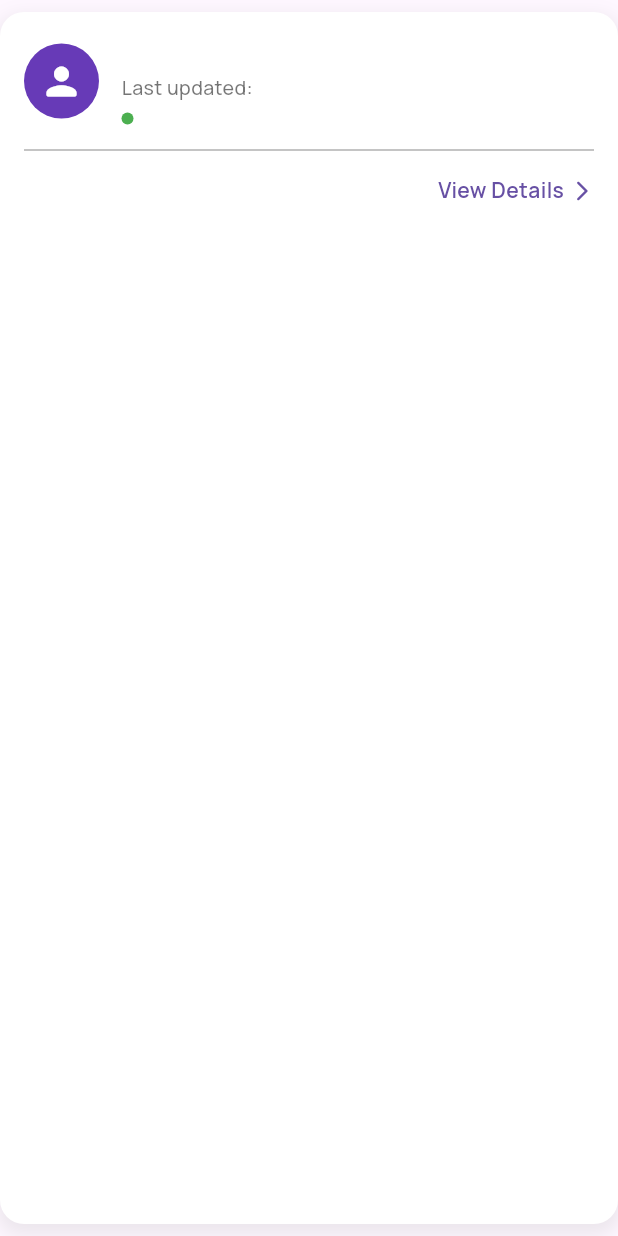
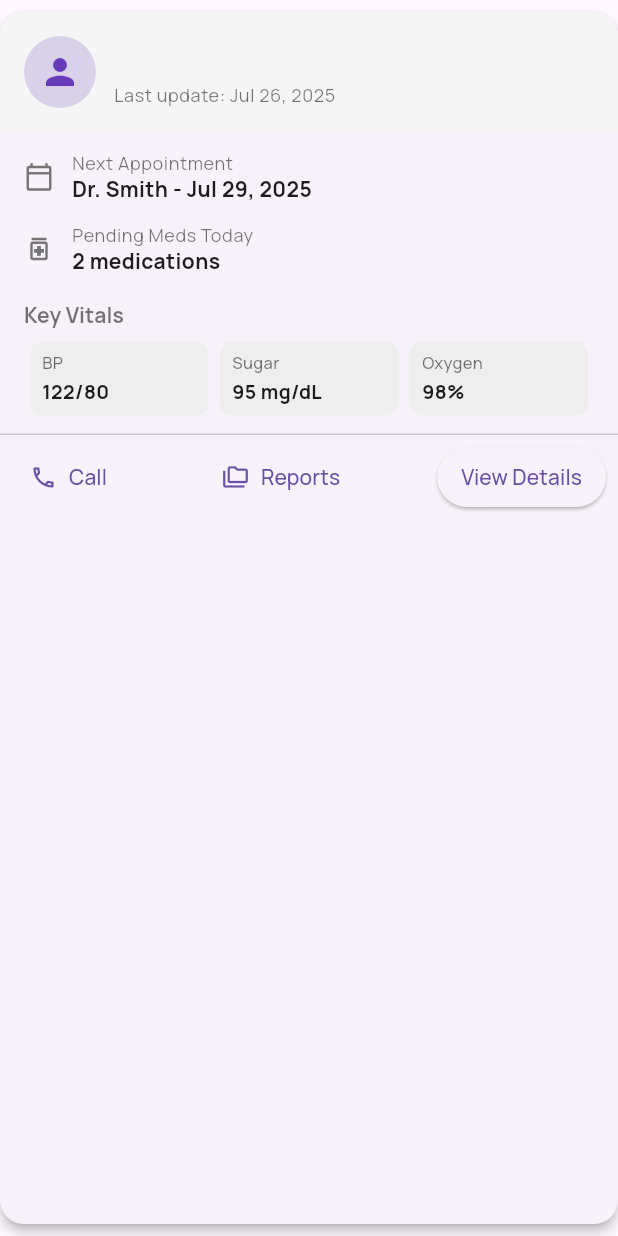
Before and after one commit to g-charan/Medical_Assistant_App, a Flutter app: the FamilyCard widget shown alone on an empty page, opened directly with empty values, on a phone screen of 412 x 824 dp. Run offline on Flutter 3.47's test engine with Material 3 defaults, Android fonts, the phone set to English and light mode, and no system bars; our stand-ins replace dio, flutter_riverpod, flutter_spinkit, flutter_staggered_animations, go_router, pull_to_refresh_flutter3 and 2 more; accounts and stored records are empty; generated files the repository leaves out were written again; network calls fail.

Commit message:
Adds family members feature
Implements the ability to retrieve and display a list of family members.

This includes creating data models, providers, services, and UI components to fetch and present the family data.

The feature enables users to view their family relationships and associated details.

```diff
--- /dev/null
+++ b/app/lib/data/models/family.models.dart
@@ -0,0 +1,75 @@
+// To parse this JSON data, do
+//
+//     final family = familyFromJson(jsonString);
+
+import 'dart:convert';
+
+List<Family> familyFromJson(String str) =>
+    List<Family>.from(json.decode(str).map((x) => Family.fromJson(x)));
+
+String familyToJson(List<Family> data) =>
+    json.encode(List<dynamic>.from(data.map((x) => x.toJson())));
+
+class Family {
+  String relationshipId;
+  String relation;
+  String permission;
+  RelatedUser relatedUser;
+
+  Family({
+    required this.relationshipId,
+    required this.relation,
+    required this.permission,
+    required this.relatedUser,
+  });
+
+  factory Family.fromJson(Map<String, dynamic> json) => Family(
+    relationshipId: json["relationship_id"],
+    relation: json["relation"],
+    permission: json["permission"],
+    relatedUser: RelatedUser.fromJson(json["related_user"]),
+  );
+
+  Map<String, dynamic> toJson() => {
+    "relationship_id": relationshipId,
+    "relation": relation,
+    "permission": permission,
+    "related_user": relatedUser.toJson(),
+  };
+}
+
+class RelatedUser {
+  String? name;
+  dynamic phone;
+  dynamic gender;
+  dynamic dateOfBirth;
+  String id;
+  DateTime updatedAt;
+
+  RelatedUser({
+    required this.name,
+    required this.phone,
+    required this.gender,
+    required this.dateOfBirth,
+    required this.id,
+    required this.updatedAt,
+  });
+
+  factory RelatedUser.fromJson(Map<String, dynamic> json) => RelatedUser(
+    name: json["name"],
+    phone: json["phone"],
+    gender: json["gender"],
+    dateOfBirth: json["date_of_birth"],
+    id: json["id"],
+    updatedAt: DateTime.parse(json["updated_at"]),
+  );
+
+  Map<String, dynamic> toJson() => {
+    "name": name,
+    "phone": phone,
+    "gender": gender,
+    "date_of_birth": dateOfBirth,
+    "id": id,
+    "updated_at": updatedAt.toIso8601String(),
+  };
+}
--- /dev/null
+++ b/app/lib/data/presentation/providers/family.providers.dart
@@ -0,0 +1,22 @@
+import 'package:app/data/presentation/providers/dio.provider.dart';
+import 'package:app/data/models/family.models.dart';
+import 'package:app/data/services/family.services.dart';
+
+import 'package:flutter_riverpod/flutter_riverpod.dart' hide Family;
+
+// 1. Provider for the Dio instance (optional, but good for testing and global config)
+
+// 2. Provider for your RemoteServiceMedicines instance
+// It depends on dioProvider, so Riverpod manages the creation order.
+final remoteServiceFamilyProvider = Provider<RemoteFamilyService>((ref) {
+  final dioInstance = ref.watch(authenticatedDioProvider);
+  return RemoteFamilyService(dio: dioInstance); // Pass it to your service
+});
+
+// 3. FutureProvider for fetching the Welcome data
+// It depends on remoteServiceMedicinesProvider to get the service instance.
+final familyDataProvider = FutureProvider<List<Family>>((ref) async {
+  await Future.delayed(const Duration(seconds: 2));
+  final service = ref.watch(remoteServiceFamilyProvider);
+  return await service.getFamily(); // getWelcomeData returns Future<Welcome>
+});
--- a/app/lib/data/presentation/screens/family_screen.dart
+++ b/app/lib/data/presentation/screens/family_screen.dart
@@ -1,89 +1,65 @@
-import 'package:app/data/models/family_member.dart';
+import 'package:app/data/presentation/providers/family.providers.dart';
+// Import your provider
 import 'package:app/data/presentation/widgets/family/family_card.dart';
 import 'package:flutter/material.dart';
-import 'package:flutter_staggered_animations/flutter_staggered_animations.dart'; // Import this
+import 'package:flutter_riverpod/flutter_riverpod.dart'; // Import Riverpod
+import 'package:flutter_staggered_animations/flutter_staggered_animations.dart';
 
-class FamilyScreen extends StatelessWidget {
-  final List<FamilyMember> familyMembers = const [
-    FamilyMember(
-      id: 'charan',
-      name: "Charan Gutti",
-      lastUpdate: "28/09/2024",
-      status: "All done for today",
-      statusColor: Colors.green,
-      iconBackgroundColor: Colors.deepPurple,
-    ),
-    FamilyMember(
-      id: 'mom',
-      name: "Mom",
-      lastUpdate: "28/09/2024",
-      status: "Needs attention",
-      statusColor: Colors.red,
-      iconData: Icons.woman_rounded,
-      iconBackgroundColor: Colors.pink,
-    ),
-    FamilyMember(
-      id: 'dad',
-      name: "Dad",
-      lastUpdate: "27/09/2024",
-      status: "All good",
-      statusColor: Colors.green,
-      iconData: Icons.man_rounded,
-      iconBackgroundColor: Colors.blue,
-    ),
-    FamilyMember(
-      id: 'child',
-      name: "Child",
-      lastUpdate: "28/09/2024",
-      status: "Medication due soon",
-      statusColor: Colors.orange,
-      iconData: Icons.child_care_rounded,
-      iconBackgroundColor: Colors.teal,
-    ),
-  ];
-
-  const FamilyScreen({super.key}); // Added const constructor
+// UPDATED: Converted to a ConsumerWidget to use Riverpod
+class FamilyScreen extends ConsumerWidget {
+  const FamilyScreen({super.key});
 
   @override
-  Widget build(BuildContext context) {
-    // You don't necessarily need screenHeight for a simple ListView,
-    // as ListView handles its own height based on content and available space.
-    // However, if you explicitly want the ListView to fill the screen height,
-    // keeping SizedBox height is fine, but ensure it doesn't cause overflow issues.
-    // For staggered animations in a ListView, it's often better to let ListView manage its own scroll extent.
-
-    // Let's create a list of dummy data to simulate multiple family cards
+  Widget build(BuildContext context, WidgetRef ref) {
+    // UPDATED: Watch the provider to get the async data
+    final asyncFamilyData = ref.watch(familyDataProvider);
 
     return Scaffold(
-      body: Padding(
-        padding: const EdgeInsets.all(20), // Made const
+      // UPDATED: Use .when to handle loading, error, and data states
+      body: asyncFamilyData.when(
+        loading: () => const Center(child: CircularProgressIndicator()),
+        error: (err, stack) => Center(
+          child: Column(
+            mainAxisAlignment: MainAxisAlignment.center,
+            children: [
+              Text('Error: $err'),
+              const SizedBox(height: 10),
+              ElevatedButton(
+                onPressed: () => ref.invalidate(familyDataProvider),
+                child: const Text('Retry'),
+              ),
+            ],
+          ),
+        ),
+        data: (familyMembers) {
+          if (familyMembers.isEmpty) {
+            return const Center(child: Text("No family members found."));
+          }
+
+          return Padding(
+            padding: const EdgeInsets.all(12.0), // A little less padding
             child: AnimationLimiter(
-          // Wrap the scrollable content with AnimationLimiter
               child: ListView.builder(
-            // Using ListView.builder is generally better for dynamic lists
-            scrollDirection:
-                Axis.vertical, // Still vertical scrolling for the list itself
                 itemCount: familyMembers.length,
                 itemBuilder: (BuildContext context, int index) {
-              final FamilyMember member = familyMembers[index];
+                  // UPDATED: Use the 'Family' object from the fetched data
+                  final member = familyMembers[index];
                   return AnimationConfiguration.staggeredList(
-                position: index, // Crucial for the staggered effect
-                duration: const Duration(
-                  milliseconds: 375,
-                ), // Duration for each item's animation
+                    position: index,
+                    duration: const Duration(milliseconds: 375),
                     child: SlideAnimation(
-                  horizontalOffset:
-                      200.0, // Items slide in from 200 pixels from the right (or left if negative)
+                      horizontalOffset: 200.0,
                       child: FadeInAnimation(
-                    child: FamilyCard(
-                      familyMember: member,
-                    ), // Your FamilyCard widget
+                        // UPDATED: Pass the 'Family' object to the card
+                        child: FamilyCard(familyMember: member),
                       ),
                     ),
                   );
                 },
               ),
             ),
+          );
+        },
       ),
     );
   }
--- a/app/lib/data/presentation/screens/home_screen.dart
+++ b/app/lib/data/presentation/screens/home_screen.dart
@@ -87,12 +87,10 @@ class _HomeScreenState extends ConsumerState<HomeScreen> {
                         medicineAsyncValue.when(
                           data: (medicineData) => Column(
                             children: [
-                              ...medicineData.map((Medicines data) {
-                                return Text(
-                                  "Hello There!! ${data.medicine.name}",
-                                  style: const TextStyle(fontSize: 32),
-                                );
-                              }),
+                              Text(
+                                "Hello There!! Charan",
+                                style: const TextStyle(fontSize: 32),
+                              ),
                             ],
                           ),
                           // Show a placeholder while loading
--- a/app/lib/data/presentation/widgets/family/family_card.dart
+++ b/app/lib/data/presentation/widgets/family/family_card.dart
@@ -1,147 +1,212 @@
+import 'package:app/data/models/family.models.dart';
 import 'package:flutter/material.dart';
 import 'package:go_router/go_router.dart';
-import 'package:app/data/models/family_member.dart'; // Import your new data model
+import 'package:intl/intl.dart';
 
 class FamilyCard extends StatelessWidget {
-  // FamilyCard now takes a FamilyMember object
-  final FamilyMember familyMember;
+  final Family familyMember;
 
   const FamilyCard({super.key, required this.familyMember});
 
+  // Helper to determine icon based on relation
+  Map<String, dynamic> _getIconFromRelation() {
+    final relation = familyMember.relation.toLowerCase();
+    if (relation.contains('mom') || relation.contains('mother')) {
+      return {'icon': Icons.woman_rounded, 'color': Colors.pink};
+    }
+    if (relation.contains('dad') || relation.contains('father')) {
+      return {'icon': Icons.man_rounded, 'color': Colors.blue};
+    }
+    if (relation.contains('child') ||
+        relation.contains('son') ||
+        relation.contains('daughter')) {
+      return {'icon': Icons.child_care_rounded, 'color': Colors.teal};
+    }
+    return {'icon': Icons.person, 'color': Colors.deepPurple};
+  }
+
   @override
   Widget build(BuildContext context) {
-    return Container(
-      width: double.infinity,
-      margin: const EdgeInsets.symmetric(
-        vertical: 8.0,
-      ), // Consistent vertical margin
-      decoration: BoxDecoration(
-        color: Colors.white, // Clean white background
-        borderRadius: BorderRadius.circular(16), // More rounded corners
-        boxShadow: [
-          BoxShadow(
-            color: Colors.grey.withOpacity(0.2), // Softer shadow
-            spreadRadius: 2,
-            blurRadius: 10, // More blur for a softer look
-            offset: const Offset(0, 5), // Deeper shadow
+    final iconInfo = _getIconFromRelation();
+    final name = familyMember.relatedUser.name ?? familyMember.relation;
+    final lastUpdate = DateFormat(
+      'MMM d, yyyy',
+    ).format(familyMember.relatedUser.updatedAt);
+
+    return Card(
+      elevation: 3.0,
+      margin: const EdgeInsets.symmetric(vertical: 8.0),
+      shape: RoundedRectangleBorder(borderRadius: BorderRadius.circular(16.0)),
+      clipBehavior: Clip.antiAlias, // Ensures content respects border radius
+      child: InkWell(
+        onTap: () => context.go('/family/${familyMember.relationshipId}'),
+        child: Column(
+          crossAxisAlignment: CrossAxisAlignment.start,
+          children: [
+            // --- Header Section ---
+            _buildHeader(context, name, lastUpdate, iconInfo),
+
+            // --- Details Section ---
+            Padding(
+              padding: const EdgeInsets.symmetric(
+                horizontal: 16.0,
+                vertical: 12.0,
+              ),
+              child: Column(
+                crossAxisAlignment: CrossAxisAlignment.start,
+                children: [
+                  _buildDetailRow(
+                    context,
+                    icon: Icons.calendar_today_outlined,
+                    label: 'Next Appointment',
+                    value: 'Dr. Smith - Jul 29, 2025', // Static data
+                  ),
+                  const SizedBox(height: 12),
+                  _buildDetailRow(
+                    context,
+                    icon: Icons.medication_outlined,
+                    label: 'Pending Meds Today',
+                    value: '2 medications', // Static data
+                  ),
+                  const SizedBox(height: 16),
+                  Text(
+                    "Key Vitals",
+                    style: Theme.of(context).textTheme.titleSmall?.copyWith(
+                      color: Colors.black54,
+                      fontWeight: FontWeight.bold,
+                    ),
+                  ),
+                  const SizedBox(height: 8),
+                  Row(
+                    mainAxisAlignment: MainAxisAlignment.spaceBetween,
+                    children: [
+                      _buildVitalChip(
+                        'BP',
+                        '122/80',
+                        Icons.monitor_heart_outlined,
+                      ),
+                      _buildVitalChip(
+                        'Sugar',
+                        '95 mg/dL',
+                        Icons.water_drop_outlined,
+                      ),
+                      _buildVitalChip('Oxygen', '98%', Icons.air),
+                    ],
                   ),
                 ],
               ),
-      child: InkWell(
-        // Use InkWell for ripple effect on the whole card
-        borderRadius: BorderRadius.circular(
-          16,
-        ), // Match container's border radius
-        onTap: () {
-          context.go(
-            "/family/${familyMember.id}",
-          ); // Navigate using the member's ID
-        },
-        child: Padding(
-          padding: const EdgeInsets.symmetric(
-            horizontal: 16.0,
-            vertical: 12.0,
-          ), // Adjusted padding
-          child: Column(
-            children: [
-              Row(
+            ),
+
+            // --- Actions Section ---
+            const Divider(height: 1),
+            _buildActionButtons(context),
+          ],
+        ),
+      ),
+    );
+  }
+
+  // --- Helper Widgets for Building Sections ---
+
+  Widget _buildHeader(
+    BuildContext context,
+    String name,
+    String lastUpdate,
+    Map<String, dynamic> iconInfo,
+  ) {
+    return Container(
+      color: Colors.grey.shade100,
+      padding: const EdgeInsets.all(16.0),
+      child: Row(
         children: [
           Container(
-                    width: 50, // Fixed size for the circular icon background
-                    height: 50,
+            padding: const EdgeInsets.all(10.0),
             decoration: BoxDecoration(
-                      shape: BoxShape.circle, // Circular background
-                      color: familyMember
-                          .iconBackgroundColor, // Dynamic background color
+              color: iconInfo['color'].withOpacity(0.2),
+              shape: BoxShape.circle,
             ),
-                    child: Icon(
-                      familyMember.iconData, // Dynamic icon
-                      color: familyMember.iconColor, // Dynamic icon color
-                      size: 30, // Appropriate icon size
+            child: Icon(iconInfo['icon'], color: iconInfo['color'], size: 28.0),
           ),
-                  ),
-                  const SizedBox(width: 15), // Increased spacing
+          const SizedBox(width: 12.0),
           Expanded(
-                    // Use Expanded to ensure text wraps
             child: Column(
               crossAxisAlignment: CrossAxisAlignment.start,
               children: [
                 Text(
-                          familyMember.name, // Dynamic name
-                          style: const TextStyle(
-                            fontSize: 18,
-                            fontWeight: FontWeight.bold,
-                            color: Colors.black87,
+                  name,
+                  style: Theme.of(
+                    context,
+                  ).textTheme.titleLarge?.copyWith(fontWeight: FontWeight.bold),
                 ),
-                        ),
-                        const SizedBox(height: 4), // Small space
+                const SizedBox(height: 2.0),
                 Text(
-                          "Last updated: ${familyMember.lastUpdate}", // Dynamic last update
-                          style: const TextStyle(
-                            fontSize: 13,
-                            color: Colors.black54,
-                          ),
-                        ),
-                        const SizedBox(height: 2), // Very small space
-                        Row(
-                          children: [
-                            Container(
-                              width: 8,
-                              height: 8,
-                              decoration: BoxDecoration(
-                                shape: BoxShape.circle,
-                                color: familyMember
-                                    .statusColor, // Dynamic status color dot
-                              ),
-                            ),
-                            const SizedBox(width: 6),
-                            Text(
-                              familyMember.status, // Dynamic status
-                              style: TextStyle(
-                                fontSize: 13,
-                                color: familyMember
-                                    .statusColor, // Status text color matches dot
-                                fontWeight:
-                                    FontWeight.w600, // Slightly bolder status
-                              ),
-                            ),
-                          ],
+                  'Last update: $lastUpdate',
+                  style: Theme.of(
+                    context,
+                  ).textTheme.bodySmall?.copyWith(color: Colors.black54),
                 ),
               ],
             ),
           ),
         ],
       ),
-              const Divider(
-                height: 24,
-                thickness: 0.8,
-                color: Colors.grey,
-              ), // Thicker, more visible divider
-              SizedBox(
-                height: 30, // Reduced height for the action row
-                child: Row(
-                  mainAxisAlignment:
-                      MainAxisAlignment.end, // Align to the right
+    );
+  }
+
+  Widget _buildDetailRow(
+    BuildContext context, {
+    required IconData icon,
+    required String label,
+    required String value,
+  }) {
+    return Row(
+      children: [
+        Icon(icon, color: Colors.grey.shade600, size: 20),
+        const SizedBox(width: 12),
+        Column(
+          crossAxisAlignment: CrossAxisAlignment.start,
           children: [
             Text(
-                      "View Details",
-                      style: TextStyle(
-                        fontSize: 14,
-                        color: Theme.of(
+              label,
+              style: Theme.of(
                 context,
-                        ).primaryColor, // Use theme primary color
-                        fontWeight: FontWeight.w600,
+              ).textTheme.bodySmall?.copyWith(color: Colors.black54),
             ),
-                    ),
-                    const SizedBox(width: 4), // Small space
-                    Icon(
-                      Icons.arrow_forward_ios_rounded, // Modern arrow icon
-                      size: 16,
-                      color: Theme.of(
+            Text(
+              value,
+              style: Theme.of(
                 context,
-                      ).primaryColor, // Use theme primary color
+              ).textTheme.bodyMedium?.copyWith(fontWeight: FontWeight.bold),
             ),
           ],
+        ),
+      ],
+    );
+  }
+
+  Widget _buildVitalChip(String label, String value, IconData icon) {
+    return Expanded(
+      child: Padding(
+        padding: const EdgeInsets.symmetric(horizontal: 4.0),
+        child: Container(
+          padding: const EdgeInsets.symmetric(horizontal: 8, vertical: 6),
+          decoration: BoxDecoration(
+            color: Colors.grey.shade200,
+            borderRadius: BorderRadius.circular(8),
+          ),
+          child: Column(
+            crossAxisAlignment: CrossAxisAlignment.start,
+            children: [
+              Text(
+                label,
+                style: const TextStyle(fontSize: 11, color: Colors.black54),
+              ),
+              const SizedBox(height: 2),
+              Text(
+                value,
+                style: const TextStyle(
+                  fontSize: 13,
+                  fontWeight: FontWeight.bold,
                 ),
               ),
             ],
@@ -150,4 +215,56 @@ class FamilyCard extends StatelessWidget {
       ),
     );
   }
+
+  Widget _buildActionButtons(BuildContext context) {
+    return Padding(
+      padding: const EdgeInsets.symmetric(horizontal: 8.0, vertical: 4.0),
+      child: Row(
+        mainAxisAlignment: MainAxisAlignment.spaceBetween,
+        children: [
+          TextButton.icon(
+            onPressed: () {
+              // TODO: Implement call functionality
+              print('Calling ${familyMember.relatedUser.name}...');
+            },
+            icon: Icon(
+              Icons.call_outlined,
+              size: 18,
+              color: Theme.of(context).primaryColor,
+            ),
+            label: Text(
+              "Call",
+              style: TextStyle(color: Theme.of(context).primaryColor),
+            ),
+          ),
+          TextButton.icon(
+            onPressed: () {
+              // TODO: Implement navigation to reports screen
+              print('Viewing reports...');
+            },
+            icon: Icon(
+              Icons.folder_copy_outlined,
+              size: 18,
+              color: Theme.of(context).primaryColor,
+            ),
+            label: Text(
+              "Reports",
+              style: TextStyle(color: Theme.of(context).primaryColor),
+            ),
+          ),
+          ElevatedButton(
+            onPressed: () =>
+                context.go('/family/${familyMember.relationshipId}'),
+            style: ElevatedButton.styleFrom(
+              padding: const EdgeInsets.symmetric(horizontal: 16),
+              shape: RoundedRectangleBorder(
+                borderRadius: BorderRadius.circular(20),
+              ),
+            ),
+            child: const Text("View Details"),
+          ),
+        ],
+      ),
+    );
   }
+}
--- /dev/null
+++ b/app/lib/data/services/family.services.dart
@@ -0,0 +1,25 @@
+import 'dart:convert';
+
+import 'package:app/data/models/family.models.dart';
+import 'package:dio/dio.dart';
+
+class RemoteFamilyService {
+  final Dio _dio;
+  RemoteFamilyService({required Dio dio}) : _dio = dio;
+
+  Future<List<Family>> getFamily() async {
+    // The endpoint 'relationships' is now correct.
+    final response = await _dio.get(
+      'http://10.0.2.2:8000/api/v1/relationships',
+    );
+
+    if (response.statusCode == 200) {
+      // Directly parse the decoded list from dio.
+      final String json = jsonEncode(response.data);
+      return familyFromJson(json);
+    } else {
+      // Use a specific error message.
+      throw Exception("Failed to load family relationships");
+    }
+  }
+}
```
Lines whose indentation alone changed are shown as unchanged.
